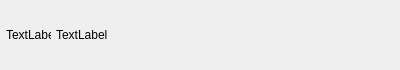
This is client/llfcchat/conuseritem.ui in xiegd/chat as Qt 5 draws it before an edit. The edited form follows.
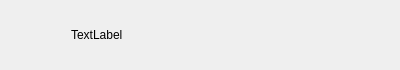
This is the edited form.

The edit to the form file:
```diff
--- a/client/llfcchat/conuseritem.ui
+++ b/client/llfcchat/conuseritem.ui
@@ -42,7 +42,28 @@
     <number>2</number>
    </property>
    <item>
+    <widget class="QWidget" name="widget" native="true">
+     <property name="minimumSize">
+      <size>
+       <width>60</width>
+       <height>60</height>
+      </size>
+     </property>
+     <property name="maximumSize">
+      <size>
+       <width>60</width>
+       <height>60</height>
+      </size>
+     </property>
     <widget class="QLabel" name="icon_lb">
+      <property name="geometry">
+       <rect>
+        <x>0</x>
+        <y>10</y>
+        <width>45</width>
+        <height>45</height>
+       </rect>
+      </property>
      <property name="minimumSize">
       <size>
        <width>45</width>
@@ -56,8 +77,34 @@
       </size>
      </property>
      <property name="text">
-      <string>TextLabel</string>
-     </property>
+       <string/>
+      </property>
+     </widget>
+     <widget class="QLabel" name="red_point">
+      <property name="geometry">
+       <rect>
+        <x>27</x>
+        <y>2</y>
+        <width>30</width>
+        <height>30</height>
+       </rect>
+      </property>
+      <property name="minimumSize">
+       <size>
+        <width>30</width>
+        <height>30</height>
+       </size>
+      </property>
+      <property name="maximumSize">
+       <size>
+        <width>30</width>
+        <height>30</height>
+       </size>
+      </property>
+      <property name="text">
+       <string/>
+      </property>
+     </widget>
     </widget>
    </item>
    <item>
```
Lines whose indentation alone changed are shown as unchanged.
